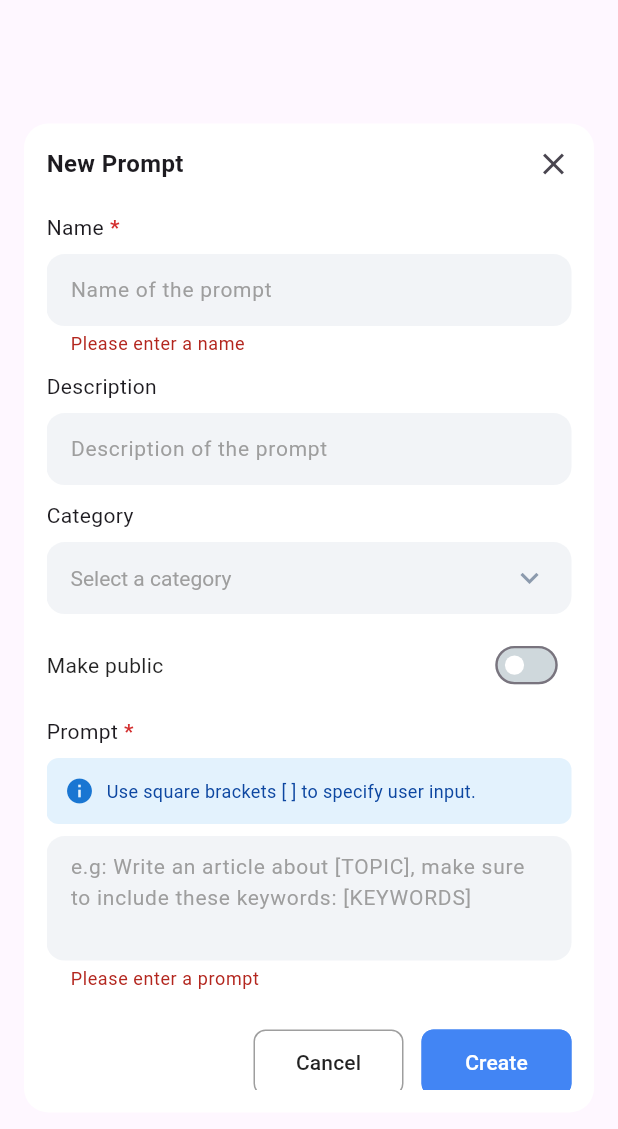
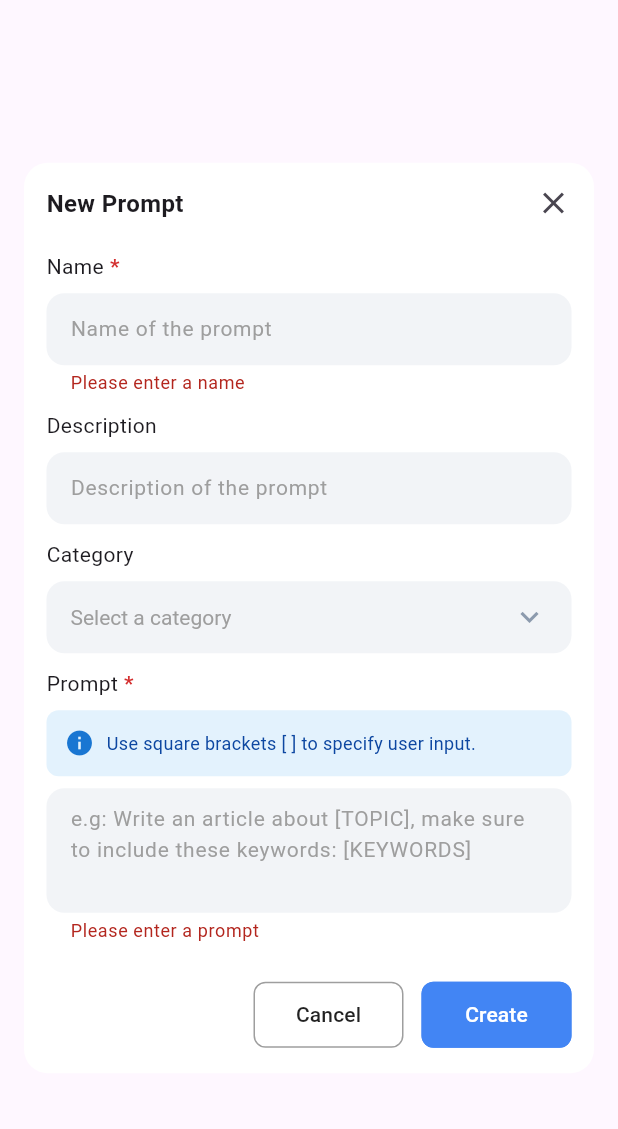
Before and after one commit to npt306/AMP-AI-ChatApp, a Flutter app: the CreatePromptDialog widget shown alone on an empty page, opened directly with empty values, after a tap on "Create", on a phone screen of 412 x 824 dp. Shown: the top 1129 px of the screen. Run offline on Flutter 3.47's test engine with Material 3 defaults, Android fonts, the phone set to English and light mode, and no system bars; our stand-ins replace flutter_secure_storage, flutter_svg, font_awesome_flutter, synchronized; accounts and stored records are empty; network calls fail.

Commit message:
update prompt

```diff
--- a/lib/screens/prompt_library_screen/create_prompt_dialog.dart
+++ b/lib/screens/prompt_library_screen/create_prompt_dialog.dart
@@ -91,7 +91,7 @@ class _CreatePromptDialogState extends State<CreatePromptDialog> {
               ? _descriptionController.text
               : null,
           category: _selectedCategory,
-          isPublic: _isPublic,
+          isPublic: false,
         );
         if (mounted) {
           ScaffoldMessenger.of(context).showSnackBar(
@@ -322,37 +322,6 @@ class _CreatePromptDialogState extends State<CreatePromptDialog> {
                 ),
                 const SizedBox(height: 10),
 
-                // Visibility toggle
-                Row(
-                  children: [
-                    const Text(
-                      'Make public',
-                      style: TextStyle(
-                        fontSize: 14,
-                        color: Colors.black87,
-                      ),
-                    ),
-                    const Spacer(),
-                    Transform.scale(
-                      scale: 0.8, // Thu nhỏ switch một chút để cân đối hơn
-                      child: Switch(
-                        value: _isPublic,
-                        onChanged: (value) {
-                          setState(() {
-                            _isPublic = value;
-                          });
-                        },
-                        activeColor: Colors.white,
-                        activeTrackColor: const Color(0xFF4285F4),
-                        inactiveThumbColor: Colors.white,
-                        inactiveTrackColor: const Color(0xFFCFD8DC),
-                      ),
-                    ),
-                  ],
-                ),
-
-                const SizedBox(height: 10),
-
                 // Prompt field
                 Row(
                   children: [
--- a/lib/screens/prompt_library_screen/prompt_library_screen.dart
+++ b/lib/screens/prompt_library_screen/prompt_library_screen.dart
@@ -60,9 +60,9 @@ class _PromptLibraryScreenState extends State<PromptLibraryScreen> {
         query: _searchController.text.isEmpty ? null : _searchController.text,
         offset: _offset,
         limit: _limit,
-        isPublic: false,
+        isPublic: _isPublicTab,
         category: _selectedCategory,
-        isFavorite: _isFavoriteSelected ? true : false, // Thêm bộ lọc yêu thích
+        isFavorite: _isPublicTab ? (_isFavoriteSelected ? true : null) : null,
       );
 
       setState(() {
@@ -242,6 +242,7 @@ class _PromptLibraryScreenState extends State<PromptLibraryScreen> {
                         _isPublicTab,
                         () => setState(() {
                           _isPublicTab = true;
+                          _prompts = []; // Clear prompts before loading
                           _loadPrompts();
                         }),
                       ),
@@ -253,6 +254,7 @@ class _PromptLibraryScreenState extends State<PromptLibraryScreen> {
                         !_isPublicTab,
                         () => setState(() {
                           _isPublicTab = false;
+                          _prompts = []; // Clear prompts before loading
                           _loadPrompts();
                         }),
                       ),
```
Also changed, not shown: 4 other files.
